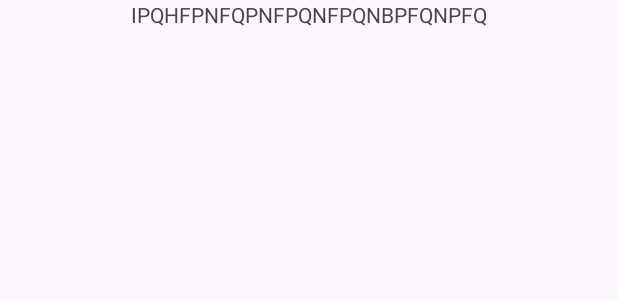
After one commit to marlonhahnfeld/WeeklyPlaner, an Android app: the layout activity_termin_details_screen.xml on its own in the app's theme, with its tools: preview values and no code run, on a phone screen of 412 x 824 dp. The commit adds this screen. Shown: the top 300 px of the screen. Run offline under Robolectric (Android 15) with nearby library versions, the phone set to English and light mode, and no system bars.

Commit message:
termin ist anklickbar, aber noch nicht finished

```diff
--- /dev/null
+++ b/app/src/main/res/layout/activity_termin_details_screen.xml
@@ -0,0 +1,17 @@
+<?xml version="1.0" encoding="utf-8"?>
+<androidx.constraintlayout.widget.ConstraintLayout xmlns:android="http://schemas.android.com/apk/res/android"
+    xmlns:app="http://schemas.android.com/apk/res-auto"
+    xmlns:tools="http://schemas.android.com/tools"
+    android:layout_width="match_parent"
+    android:layout_height="match_parent"
+    tools:context=".TerminDetailsActivity">
+
+    <TextView
+        android:id="@+id/textView2"
+        android:layout_width="wrap_content"
+        android:layout_height="wrap_content"
+        android:text="IPQHFPNFQPNFPQNFPQNBPFQNPFQ"
+        app:layout_constraintEnd_toEndOf="parent"
+        app:layout_constraintStart_toStartOf="parent"
+        tools:layout_editor_absoluteY="328dp" />
+</androidx.constraintlayout.widget.ConstraintLayout>
```
Also changed, not shown: app/src/main/AndroidManifest.xml (+6 -6 lines), app/src/main/java/com/example/weeklyplaner/TerminDetailsActivity.java (added, +22 -0 lines), app/src/main/java/com/example/weeklyplaner/Termin_RecyclerView_Adapter.java (+20 -7 lines).
